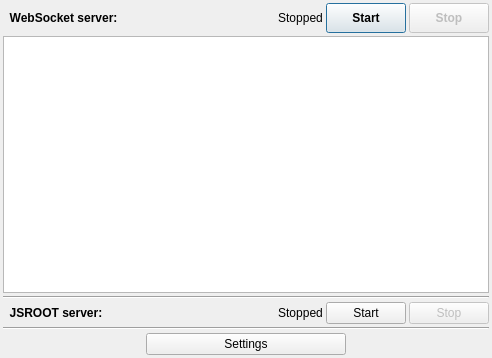
This is src/gui/awebsocketserverdialog.ui in andrmor/ANTS2 as Qt 5 draws it before an edit. The edited form follows.
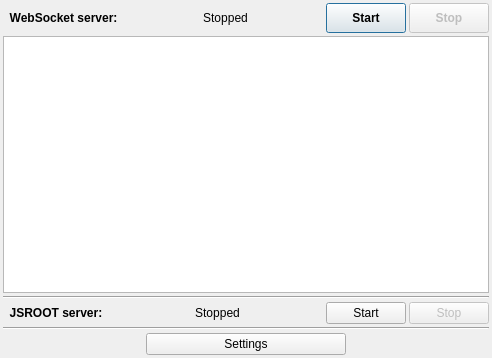
This is the edited form.

The edit to the form file:
```diff
--- a/src/gui/awebsocketserverdialog.ui
+++ b/src/gui/awebsocketserverdialog.ui
@@ -73,6 +73,19 @@
        </property>
       </widget>
      </item>
+     <item>
+      <spacer name="horizontalSpacer_4">
+       <property name="orientation">
+        <enum>Qt::Horizontal</enum>
+       </property>
+       <property name="sizeHint" stdset="0">
+        <size>
+         <width>40</width>
+         <height>20</height>
+        </size>
+       </property>
+      </spacer>
+     </item>
      <item>
       <widget class="QPushButton" name="pbStartWS">
        <property name="sizePolicy">
@@ -182,6 +195,19 @@
        </property>
       </widget>
      </item>
+     <item>
+      <spacer name="horizontalSpacer_6">
+       <property name="orientation">
+        <enum>Qt::Horizontal</enum>
+       </property>
+       <property name="sizeHint" stdset="0">
+        <size>
+         <width>40</width>
+         <height>20</height>
+        </size>
+       </property>
+      </spacer>
+     </item>
      <item>
       <widget class="QPushButton" name="pbStartJSR">
        <property name="sizePolicy">
```
